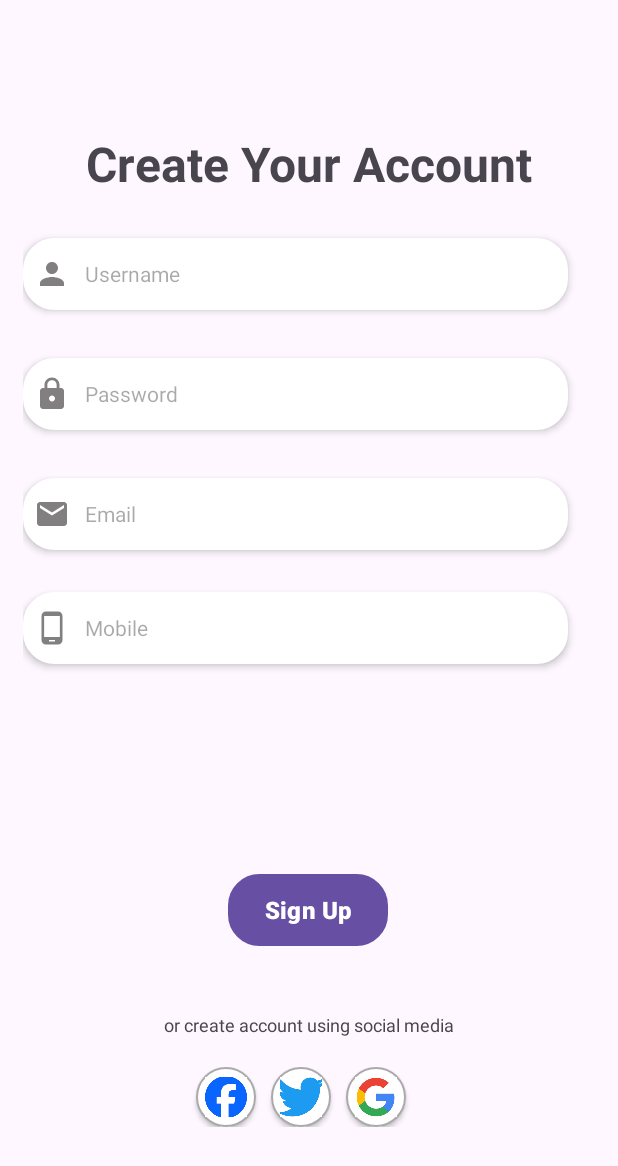
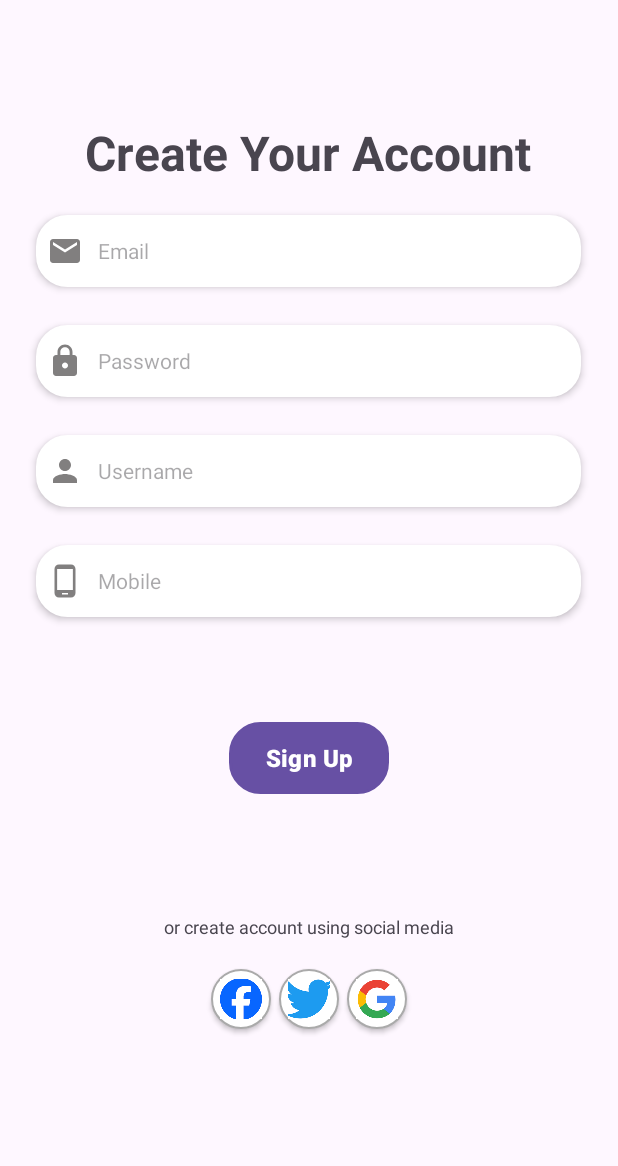
Before and after one commit to SangamAryal/diffLayout, an Android app: the SignUpActivity screen opened directly, with no data from a screen before it, on a phone screen of 412 x 824 dp. Shown: the top 1166 px of the screen. Run offline under Robolectric (Android 15) with nearby library versions, the phone set to English and light mode, and no system bars.

Commit message:
relative layout

```diff
--- a/app/src/main/res/layout/activity_sign_up.xml
+++ b/app/src/main/res/layout/activity_sign_up.xml
@@ -1,14 +1,10 @@
 <?xml version="1.0" encoding="utf-8"?>
-<androidx.constraintlayout.widget.ConstraintLayout xmlns:android="http://schemas.android.com/apk/res/android"
-    xmlns:app="http://schemas.android.com/apk/res-auto"
-    xmlns:tools="http://schemas.android.com/tools"
+<RelativeLayout xmlns:android="http://schemas.android.com/apk/res/android"
     android:id="@+id/main"
     android:layout_width="match_parent"
     android:layout_height="match_parent"
     android:layout_marginHorizontal="15dp"
-    android:layout_marginTop="50dp"
-    app:layout_constraintTop_toBottomOf="@+id/textView8"
-    tools:layout_editor_absoluteX="15dp">
+    android:layout_marginTop="50dp">
 
     <TextView
         android:id="@+id/SignUP"
@@ -17,25 +13,19 @@
         android:text="Create Your Account"
         android:textSize="32sp"
         android:textStyle="bold"
-        app:layout_constraintBottom_toBottomOf="parent"
-        app:layout_constraintEnd_toEndOf="parent"
-        app:layout_constraintHorizontal_bias="0.5"
-        app:layout_constraintStart_toStartOf="parent"
-        app:layout_constraintTop_toTopOf="parent"
-        app:layout_constraintVertical_bias="0.051" />
-
-    <androidx.constraintlayout.widget.Guideline
-        android:id="@+id/guideline_vertical"
-        android:layout_width="wrap_content"
-        android:layout_height="wrap_content"
-        android:orientation="vertical"
-        app:layout_constraintGuide_percent="0.0" />
+        android:layout_centerHorizontal="true"
+        android:layout_alignParentTop="true"
+        android:layout_marginTop="30dp" />
 
     <EditText
         android:id="@+id/email"
         android:layout_width="363dp"
         android:layout_height="48dp"
-        android:layout_marginTop="32dp"
+        android:layout_marginHorizontal="2dp"
+        android:layout_below="@id/SignUP"
+        android:layout_centerHorizontal="true"
+        android:shadowColor="@color/black"
+        android:layout_marginTop="20dp"
         android:background="@drawable/back"
         android:drawableLeft="@drawable/email"
         android:drawablePadding="10dp"
@@ -44,17 +34,16 @@
         android:hint="Email"
         android:inputType="textEmailAddress"
         android:padding="7dp"
-        android:textSize="14sp"
-        app:layout_constraintEnd_toEndOf="@+id/password"
-        app:layout_constraintHorizontal_bias="1.0"
-        app:layout_constraintStart_toStartOf="@+id/password"
-        app:layout_constraintTop_toBottomOf="@+id/password" />
+        android:textSize="14sp" />
 
     <EditText
         android:id="@+id/password"
         android:layout_width="363dp"
+        android:layout_marginHorizontal="2dp"
         android:layout_height="48dp"
-        android:layout_marginTop="32dp"
+        android:layout_below="@id/email"
+        android:layout_centerHorizontal="true"
+        android:layout_marginTop="25dp"
         android:background="@drawable/back"
         android:drawableLeft="@drawable/password"
         android:drawablePadding="10dp"
@@ -63,17 +52,16 @@
         android:hint="Password"
         android:inputType="textPassword"
         android:padding="7dp"
-        android:textSize="14sp"
-        app:layout_constraintEnd_toEndOf="parent"
-        app:layout_constraintHorizontal_bias="0.0"
-        app:layout_constraintStart_toStartOf="parent"
-        app:layout_constraintTop_toBottomOf="@+id/username" />
+        android:textSize="14sp" />
 
     <EditText
         android:id="@+id/username"
         android:layout_width="363dp"
         android:layout_height="48dp"
-        android:layout_marginTop="28dp"
+        android:layout_marginHorizontal="2dp"
+        android:layout_below="@id/password"
+        android:layout_centerHorizontal="true"
+        android:layout_marginTop="25dp"
         android:background="@drawable/back"
         android:drawableLeft="@drawable/user"
         android:drawablePadding="10dp"
@@ -82,17 +70,16 @@
         android:hint="Username"
         android:inputType="text"
         android:padding="7dp"
-        android:textSize="14sp"
-        app:layout_constraintEnd_toEndOf="parent"
-        app:layout_constraintHorizontal_bias="0.0"
-        app:layout_constraintStart_toStartOf="parent"
-        app:layout_constraintTop_toBottomOf="@+id/SignUP" />
+        android:textSize="14sp" />
 
     <EditText
         android:id="@+id/mobile"
         android:layout_width="363dp"
         android:layout_height="48dp"
-        android:layout_marginTop="28dp"
+        android:layout_marginHorizontal="2dp"
+        android:layout_below="@id/username"
+        android:layout_centerHorizontal="true"
+        android:layout_marginTop="25dp"
         android:background="@drawable/back"
         android:drawableLeft="@drawable/mobile"
         android:drawablePadding="10dp"
@@ -101,54 +88,39 @@
         android:hint="Mobile"
         android:inputType="number"
         android:padding="7dp"
-        android:textSize="14sp"
-        app:layout_constraintEnd_toEndOf="@+id/email"
-        app:layout_constraintHorizontal_bias="1.0"
-        app:layout_constraintStart_toStartOf="@+id/email"
-        app:layout_constraintTop_toBottomOf="@+id/email" />
+        android:textSize="14sp" />
 
     <Button
         android:id="@+id/button"
         android:layout_width="wrap_content"
         android:layout_height="wrap_content"
-        android:layout_marginTop="140dp"
+        android:layout_below="@id/mobile"
+        android:layout_centerHorizontal="true"
+        android:layout_marginTop="70dp"
         android:background="@drawable/back"
         android:text="Sign Up"
         android:textColor="@android:color/white"
         android:textSize="16sp"
-        android:textStyle="bold"
-        app:layout_constraintEnd_toEndOf="parent"
-        app:layout_constraintHorizontal_bias="0.498"
-        app:layout_constraintStart_toStartOf="parent"
-        app:layout_constraintTop_toBottomOf="@+id/mobile" />
+        android:textStyle="bold" />
 
     <TextView
         android:id="@+id/textView7"
         android:layout_width="wrap_content"
         android:layout_height="wrap_content"
-        android:layout_marginTop="44dp"
+        android:layout_below="@id/button"
+        android:layout_centerHorizontal="true"
+        android:layout_marginTop="80dp"
         android:text="or create account using social media"
-        android:textSize="12sp"
-        app:layout_constraintEnd_toEndOf="parent"
-        app:layout_constraintStart_toStartOf="@+id/guideline_vertical"
-        app:layout_constraintTop_toBottomOf="@+id/button" />
-
-    <LinearLayout
-        android:id="@+id/linear_layout"
-        android:layout_width="match_parent"
-        android:layout_height="wrap_content"
-        android:layout_marginTop="20dp"
-        android:gravity="center"
-        android:orientation="horizontal"
-        app:layout_constraintEnd_toEndOf="parent"
-        app:layout_constraintHorizontal_bias="0.5"
-        app:layout_constraintStart_toStartOf="parent"
-        app:layout_constraintTop_toBottomOf="@+id/textView7">
+        android:textSize="12sp" />
 
     <ImageView
+        android:id="@+id/facebookIcon"
         android:layout_width="40dp"
         android:layout_height="40dp"
-            android:layout_marginEnd="10dp"
+        android:layout_marginEnd="5dp"
+        android:layout_below="@id/textView7"
+        android:layout_toStartOf="@id/twitterIcon"
+        android:layout_marginTop="20dp"
         android:background="@drawable/circular_background"
         android:clickable="true"
         android:elevation="2dp"
@@ -157,9 +129,13 @@
         android:src="@drawable/facebook" />
 
     <ImageView
+        android:id="@+id/twitterIcon"
         android:layout_width="40dp"
         android:layout_height="40dp"
-            android:layout_marginEnd="10dp"
+        android:layout_below="@id/textView7"
+        android:layout_marginEnd="5dp"
+        android:layout_marginTop="20dp"
+        android:layout_centerHorizontal="true"
         android:background="@drawable/circular_background"
         android:clickable="true"
         android:elevation="2dp"
@@ -168,9 +144,14 @@
         android:src="@drawable/twitter" />
 
     <ImageView
+        android:id="@+id/googleIcon"
         android:layout_width="40dp"
         android:layout_height="40dp"
-            android:layout_marginEnd="10dp"
+        android:layout_below="@id/textView7"
+        android:layout_toEndOf="@id/twitterIcon"
+        android:layout_marginTop="20dp"
+        android:layout_marginEnd="5dp"
+        android:layout_centerInParent="true"
         android:background="@drawable/circular_background"
         android:clickable="true"
         android:elevation="2dp"
@@ -178,8 +159,4 @@
         android:padding="6dp"
         android:src="@drawable/google" />
 
-
-    </LinearLayout>
-
-
-</androidx.constraintlayout.widget.ConstraintLayout>
+</RelativeLayout>
```
Also changed, not shown: app/src/main/res/layout/activity_main.xml (+54 -78 lines), app/src/main/res/drawable/back.xml (line endings or trailing spaces). Lines whose indentation alone changed are shown as unchanged.
